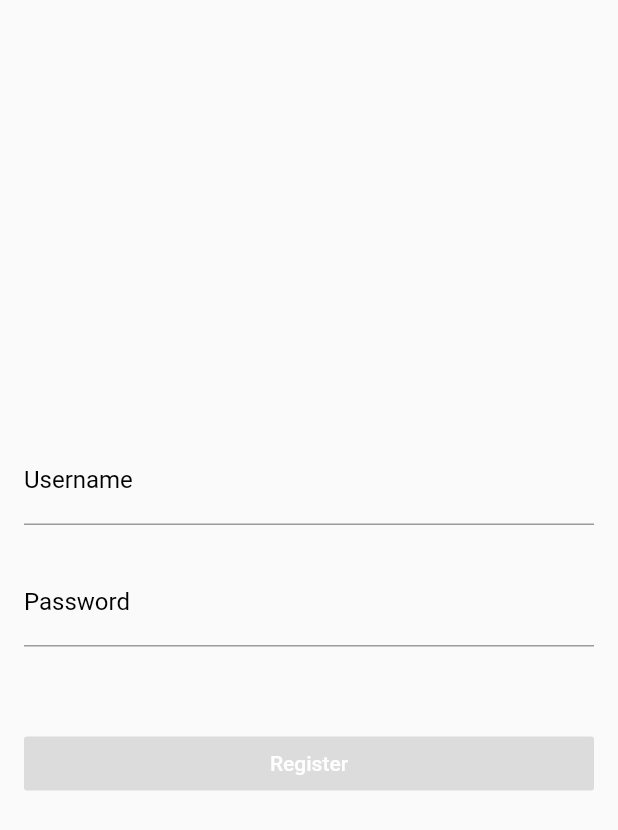
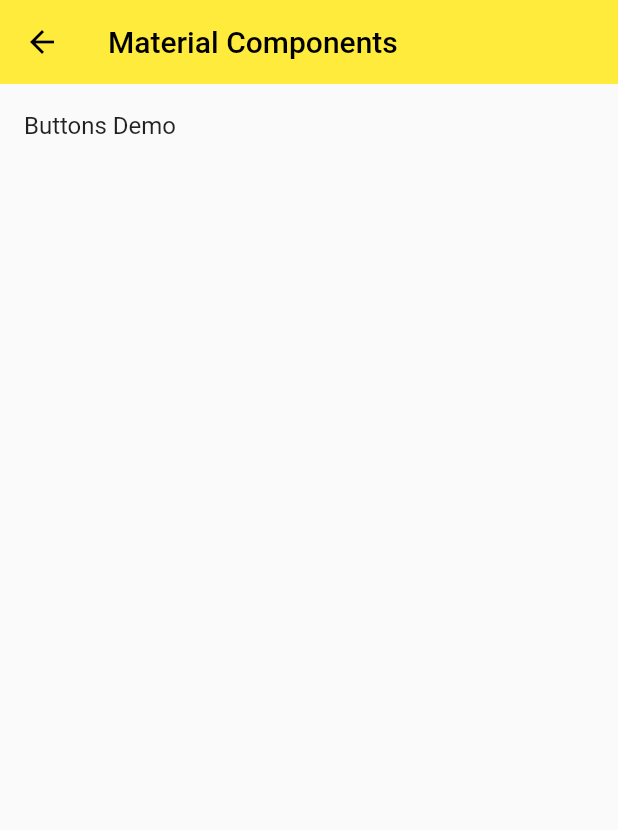
Before and after one commit to kenLiaowj/FlutterApp, a Flutter app: the screen it shows after launch, on a phone screen of 412 x 824 dp. Shown: the top 830 px of the screen. Run offline on Flutter 3.47's test engine with Material 2 defaults, Android fonts, the phone set to English and light mode, and no system bars.

Commit message:
1. 新增MaterialComponents

```diff
--- /dev/null
+++ b/lib/demo/material_components.dart
@@ -0,0 +1,41 @@
+import 'package:flutter/material.dart';
+import 'material_design/button_demo.dart';
+
+class MaterialComponents extends StatelessWidget {
+  const MaterialComponents({super.key});
+
+  @override
+  Widget build(BuildContext context) {
+    return Scaffold(
+      appBar: AppBar(
+        title: Text('Material Components'),
+        elevation: 0.0,
+      ),
+      body: ListView(
+        children: [ListViewItem('Buttons Demo', ButtonsDemo())],
+      ),
+    );
+  }
+}
+
+//
+
+class ListViewItem extends StatelessWidget {
+  final String title;
+  final Widget page;
+
+  ListViewItem(this.title, this.page);
+
+  @override
+  Widget build(BuildContext context) {
+    return Container(
+      child: ListTile(
+        title: Text(this.title),
+        onTap: () {
+          Navigator.of(context)
+              .push(MaterialPageRoute(builder: (context) => this.page));
+        },
+      ),
+    );
+  }
+}
--- a/lib/main.dart
+++ b/lib/main.dart
@@ -9,6 +9,7 @@ import 'demo/view_demo.dart';
 import 'demo/sliver_demo.dart';
 import 'demo/navigator_demo.dart';
 import 'demo/form_demo.dart';
+import 'demo/material_components.dart';
 
 void main() {
   runApp(const App());
@@ -20,9 +21,11 @@ class App extends StatelessWidget {
   @override
   Widget build(BuildContext context) {
     return MaterialApp(
-      home: FormDemo(),
+      initialRoute: '/mdc',
       routes: {
+        '/': (context) => Home(),
         '/home': (context) => RoutePage('Home'),
+        '/mdc': (context) => MaterialComponents(),
       },
       theme: ThemeData(
           primarySwatch: Colors.yellow,
```
Also changed, not shown: lib/demo/material_design/button_demo.dart (added, +64 -0 lines), pubspec.lock, 2 other files.
